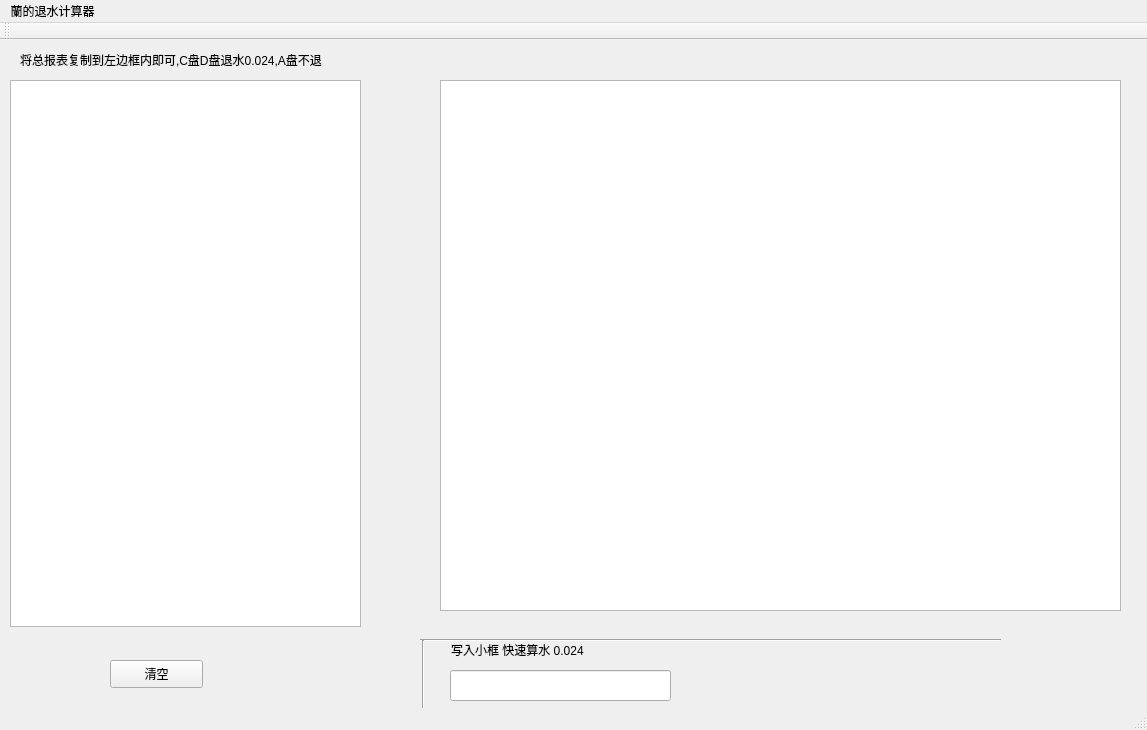
chowhsienwuu/laopo_lanlan_pk10, file mainwindow.ui: the form before one commit.
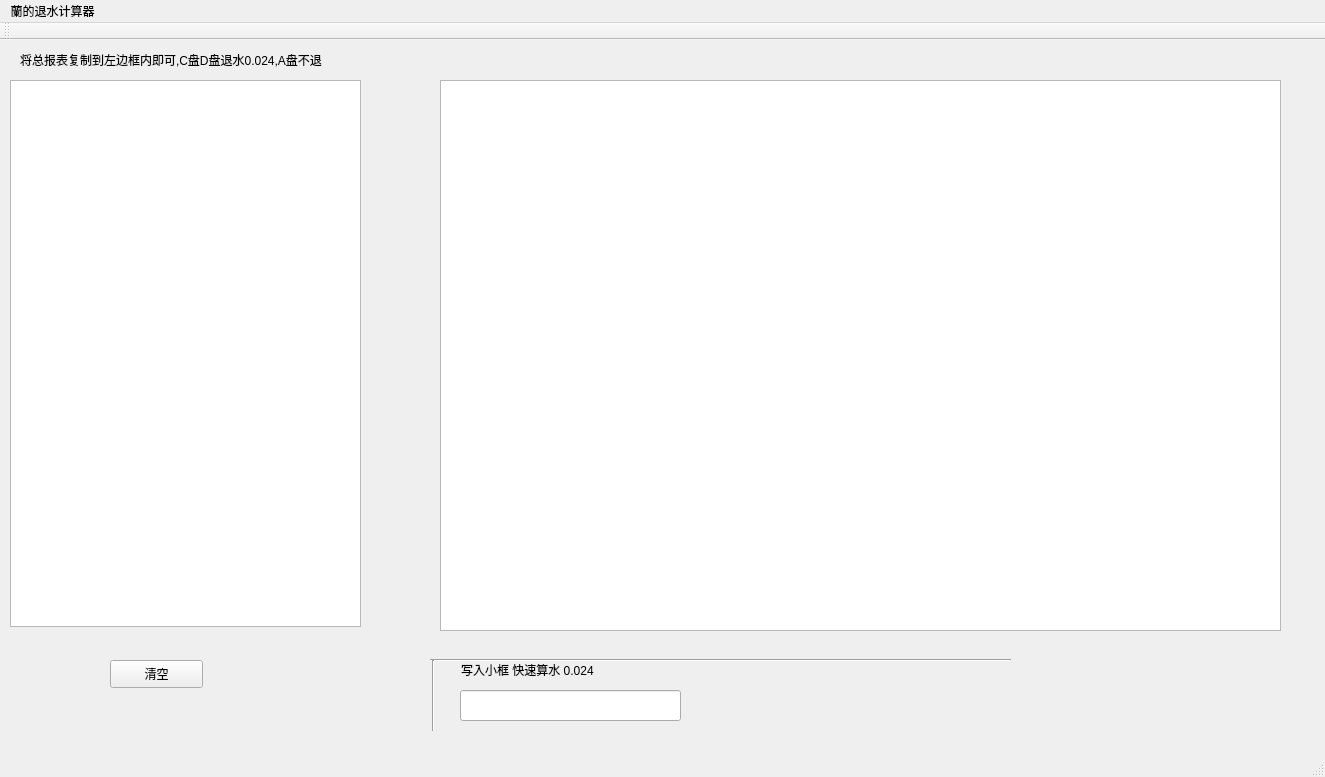
The form after the commit.

What changed in the file:
```diff
--- a/mainwindow.ui
+++ b/mainwindow.ui
@@ -6,8 +6,8 @@
    <rect>
     <x>0</x>
     <y>0</y>
-    <width>1147</width>
-    <height>730</height>
+    <width>1325</width>
+    <height>777</height>
    </rect>
   </property>
   <property name="windowTitle">
@@ -19,8 +19,8 @@
      <rect>
       <x>440</x>
       <y>40</y>
-      <width>681</width>
-      <height>531</height>
+      <width>841</width>
+      <height>551</height>
      </rect>
     </property>
     <property name="sizePolicy">
@@ -91,8 +91,8 @@
    <widget class="QLineEdit" name="fastpayback_src">
     <property name="geometry">
      <rect>
-      <x>450</x>
-      <y>630</y>
+      <x>460</x>
+      <y>650</y>
       <width>221</width>
       <height>31</height>
      </rect>
@@ -101,8 +101,8 @@
    <widget class="QLabel" name="label_2">
     <property name="geometry">
      <rect>
-      <x>451</x>
-      <y>600</y>
+      <x>461</x>
+      <y>620</y>
       <width>191</width>
       <height>20</height>
      </rect>
@@ -114,8 +114,8 @@
    <widget class="Line" name="line">
     <property name="geometry">
      <rect>
-      <x>420</x>
-      <y>590</y>
+      <x>430</x>
+      <y>610</y>
       <width>581</width>
       <height>20</height>
      </rect>
@@ -127,8 +127,8 @@
    <widget class="Line" name="line_2">
     <property name="geometry">
      <rect>
-      <x>413</x>
-      <y>600</y>
+      <x>423</x>
+      <y>620</y>
       <width>20</width>
       <height>71</height>
      </rect>
@@ -140,8 +140,8 @@
    <widget class="QLabel" name="fastPaybacklable">
     <property name="geometry">
      <rect>
-      <x>690</x>
-      <y>620</y>
+      <x>700</x>
+      <y>640</y>
       <width>331</width>
       <height>41</height>
      </rect>
@@ -174,8 +174,8 @@
     <rect>
      <x>0</x>
      <y>0</y>
-     <width>1147</width>
-     <height>23</height>
+     <width>1325</width>
+     <height>26</height>
     </rect>
    </property>
    <widget class="QMenu" name="menu">
```
Left out of the diff: 4 changed lines with no effect on the pictures.
